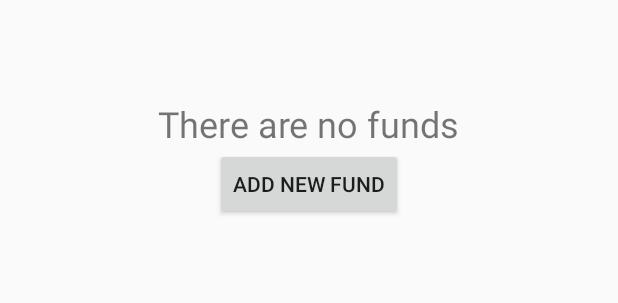
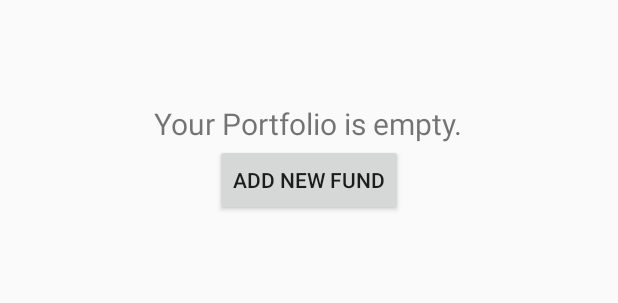
Before and after one commit to Fund-nominal/FundNominal, an Android app: the layout fragment_fund_list.xml on its own in the app's theme, with its tools: preview values and no code run, on a phone screen of 412 x 824 dp. Shown: the part 494-797 px from the top of the screen. Run offline under Robolectric (Android 15) with nearby library versions, the phone set to English and light mode, and no system bars.

Commit message:
Added Message when there are no exchanges to calculate

```diff
--- a/app/src/main/java/gac/coolteamname/fundnominal/FundEditFragment.java
+++ b/app/src/main/java/gac/coolteamname/fundnominal/FundEditFragment.java
@@ -5,10 +5,12 @@
 import android.app.Dialog;
 import android.content.DialogInterface;
 import android.content.Intent;
+import android.graphics.Color;
 import android.os.Bundle;
 import android.support.v4.app.DialogFragment;
 import android.view.LayoutInflater;
 import android.view.View;
+import android.widget.Button;
 import android.widget.RadioButton;
 import android.widget.TextView;
 
--- a/app/src/main/res/layout/fragment_fund_list.xml
+++ b/app/src/main/res/layout/fragment_fund_list.xml
@@ -26,7 +26,7 @@
             android:layout_width="wrap_content"
             android:layout_height="wrap_content"
             android:text="@string/empty_fund_list_message"
-            android:textSize="24sp"
+            android:textSize="20sp"
             android:layout_centerHorizontal="true"
             android:layout_centerInParent="true"/>
 
--- a/app/src/main/res/values/strings.xml
+++ b/app/src/main/res/values/strings.xml
@@ -1,7 +1,7 @@
 <resources>
     <string name="app_name">FundNominal</string>
     <string name="new_fund">Add Fund</string>
-    <string name="empty_fund_list_message">There are no funds</string>
+    <string name="empty_fund_list_message">Your Portfolio is empty.</string>
     <string name="stock_query_title">Search</string>
     <string name="query_title_hint">Enter stock name or ticker symbol</string>
     <string name="portfolio_title_hint">Tap To Name Portfolio</string>
@@ -25,7 +25,6 @@
     <string name="swipe_title"><b>Rated Trades</b></string>
     <string name="refresh_trades_icon">Refresh Trades</string>
     <string name="delete_view">Delete Funds</string>
-    <string name="empty_compare_view">Click compare to see your up-to-date exchanges.</string>
     <string name="undo">Undo</string>
     <string name="overweight_option">Overweight</string>
     <string name="normal_option">Normal</string>
@@ -33,4 +32,6 @@
     <string name="test_text">TEST</string>
     <string name="exchanges">See for Exchanges</string>
     <string name="great_exchanges">Great Exchanges Today:</string>
+    <string name="empty_compare_view">There are no exchanges to calculate.</string>
+    <string name="empty_compare_hint">Enter at least one Overweight and one Underweight fund.</string>
 </resources>
```
Also changed, not shown: app/src/main/java/gac/coolteamname/fundnominal/ComparisonFragment.java (+14 -2 lines), app/src/main/res/layout/fragment_swap_list.xml (+15 -2 lines).
